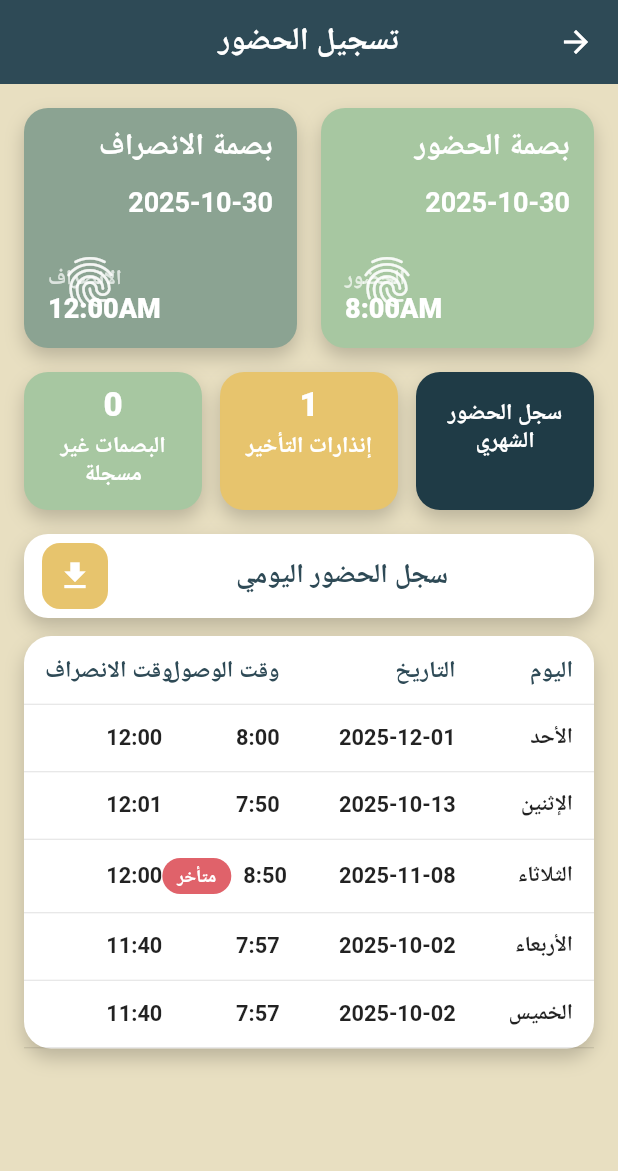
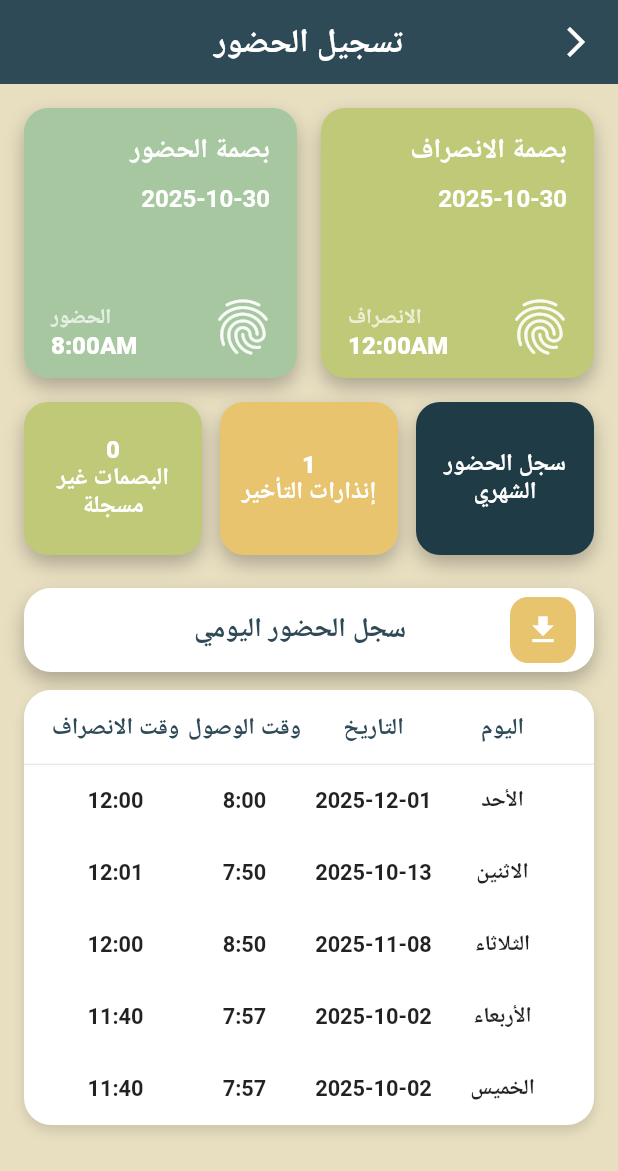
Before and after one commit to kaz-glitch/HRApp, a Flutter app: the AttendanceScreen screen opened directly, on a phone screen of 412 x 824 dp. Shown: the top 1171 px of the screen. Run offline on Flutter 3.47's test engine with Material 3 defaults, Android fonts, the phone set to English and light mode, and no system bars; our stand-ins replace google_fonts; Roboto replaces fonts that are missing (Cairo).

Commit message:
شرح التعديل

```diff
--- a/lib/attendance_screen.dart
+++ b/lib/attendance_screen.dart
@@ -1,4 +1,3 @@
-// attendance_screen.dart
 import 'dart:math' as math;
 import 'package:flutter/material.dart';
 import 'package:google_fonts/google_fonts.dart';
@@ -7,36 +6,42 @@ import 'monthly_attendance_screen.dart';
 class AttendanceScreen extends StatelessWidget {
   const AttendanceScreen({super.key});
 
-  // لوحة ألوان موحدة
+  // ألوان
   static const Color darkBlue = Color(0xFF2E4A56);
-  static const Color beige    = Color(0xFFE8DFC1);
-  static const Color mint     = Color(0xFFA7C7A1); // حضور
-  static const Color olive    = Color(0xFF8BA392); // انصراف (أغمق قليلاً)
-  static const Color navy     = Color(0xFF1F3B46); // السجل الشهري
-  static const Color yellow   = Color(0xFFE7C46D); // إنذارات التأخير
-  static const Color greenLt  = Color(0xFFA7C7A1); // البصمات غير المسجلة
+  static const Color beige = Color(0xFFE8DFC1);
+  static const Color mint = Color(0xFFA7C7A1);
+  static const Color olive = Color(0xFFBFC977);
+  static const Color yellow = Color(0xFFE7C46D);
+  static const Color navy = Color(0xFF1F3B46);
 
   @override
   Widget build(BuildContext context) {
-    final textTheme = GoogleFonts.cairoTextTheme(Theme.of(context).textTheme);
+    // نحدّ من تكبير النص ليبقى التخطيط ثابتًا ولا يحدث Overflow عند تكبير الخط من إعدادات الجهاز
+    final clampedMediaQuery = MediaQuery.of(context).copyWith(
+      textScaler: MediaQuery.of(context).textScaler.clamp(maxScaleFactor: 1.0),
+    );
 
-    return Directionality(
+    return MediaQuery(
+      data: clampedMediaQuery,
+      child: Directionality(
         textDirection: TextDirection.rtl,
         child: Scaffold(
           backgroundColor: beige,
           appBar: AppBar(
             backgroundColor: darkBlue,
+            centerTitle: true,
             elevation: 0,
-          centerTitle: true,
             leading: IconButton(
-            icon: const Icon(Icons.arrow_back, color: Colors.white),
-            onPressed: () => Navigator.maybePop(context),
+              onPressed: () => Navigator.pop(context),
+              icon: const Icon(Icons.arrow_back_ios_new, color: Colors.white),
+              tooltip: 'رجوع',
             ),
             title: Text(
               'تسجيل الحضور',
-            style: textTheme.titleLarge?.copyWith(
+              style: GoogleFonts.cairo(
                 color: Colors.white,
                 fontWeight: FontWeight.w800,
+                fontSize: 22,
               ),
             ),
           ),
@@ -44,9 +49,19 @@ class AttendanceScreen extends StatelessWidget {
             padding: const EdgeInsets.fromLTRB(16, 16, 16, 24),
             child: Column(
               children: [
-              // البطاقات الكبيرة (يمين: الحضور | يسار: الانصراف)
+                // البطاقات الكبيرة
                 Row(
                   children: [
+                    Expanded(
+                      child: _LargeStampCard(
+                        color: olive,
+                        title: 'بصمة الانصراف',
+                        date: '2025-10-30',
+                        timeLabel: 'الانصراف',
+                        time: '12:00AM',
+                      ),
+                    ),
+                    const SizedBox(width: 16),
                     Expanded(
                       child: _LargeStampCard(
                         color: mint,
@@ -56,86 +71,44 @@ class AttendanceScreen extends StatelessWidget {
                         time: '8:00AM',
                       ),
                     ),
-                  const SizedBox(width: 16),
+                  ],
+                ),
+                const SizedBox(height: 16),
+
+                // البطاقات الصغيرة: يسار "السجل الشهري" - وسط "إنذارات" - يمين "غير مسجلة"
+                Row(
+                  children: [
                     Expanded(
-                    child: _LargeStampCard(
-                      color: olive,
-                      title: 'بصمة الانصراف',
-                      date: '2025-10-30',
-                      timeLabel: 'الانصراف',
-                      time: '12:00AM',
+                      child: _SmallCard(
+                        bg: navy,
+                        title: 'سجل الحضور\nالشهري',
+                      ),
+                    ),
+                    const SizedBox(width: 12),
+                    Expanded(
+                      child: _SmallCard(
+                        bg: yellow,
+                        title: '1\nإنذارات التأخير',
+                        textColor: Colors.white,
+                      ),
+                    ),
+                    const SizedBox(width: 12),
+                    Expanded(
+                      child: _SmallCard(
+                        bg: olive,
+                        title: '0\nالبصمات غير\nمسجلة',
+                        textColor: Colors.white,
                       ),
                     ),
                   ],
                 ),
-              const SizedBox(height: 16),
 
-              // البطاقات الصغيرة (السجل الشهري – إنذارات التأخير – البصمات غير المسجلة)
-              Row(
-                children: [
-                  Expanded(
-                    child: _SmallStatCard(
-                      bg: navy,
-                      number: null,
-                      title: 'سجل الحضور\nالشهري',
-                      titleColor: Colors.white,
-                      onTap: () {
-                        Navigator.of(context).push(
-                          MaterialPageRoute(
-                            builder: (_) => const MonthlyAttendanceScreen(),
-                          ),
-                        );
-                      },
-                    ),
-                  ),
-                  const SizedBox(width: 12),
-                  Expanded(
-                    child: _SmallStatCard(
-                      bg: yellow,
-                      number: '1',
-                      title: 'إنذارات التأخير',
-                      titleColor: Colors.white,
-                      onTap: null,
-                    ),
-                  ),
-                  const SizedBox(width: 12),
-                  Expanded(
-                    child: _SmallStatCard(
-                      bg: greenLt,
-                      number: '0',
-                      title: 'البصمات غير\nمسجلة',
-                      titleColor: Colors.white,
-                      onTap: null,
-                    ),
-                  ),
+                const SizedBox(height: 22),
+                const _DailyHeaderBar(),
+                const SizedBox(height: 12),
+                const _DailyTable(),
               ],
             ),
-              const SizedBox(height: 16),
-
-              // شريط عنوان الجدول مع زر تحميل يسار
-              _DailyHeaderBar(
-                title: 'سجل الحضور اليومي',
-                onDownload: () {
-                  ScaffoldMessenger.of(context).showSnackBar(
-                    SnackBar(
-                      content: Text('سيتم تصدير السجل لاحقًا.', style: GoogleFonts.cairo()),
-                    ),
-                  );
-                },
-              ),
-              const SizedBox(height: 12),
-
-              // جدول اليوم
-              _DailyTable(
-                rows: const [
-                  _DailyRow('الأحد',    '2025-12-01', '8:00', '12:00'),
-                  _DailyRow('الإثنين',  '2025-10-13', '7:50', '12:01'),
-                  _DailyRow('الثلاثاء', '2025-11-08', '8:50', '12:00', lateBadge: true),
-                  _DailyRow('الأربعاء', '2025-10-02', '7:57', '11:40'),
-                  _DailyRow('الخميس',  '2025-10-02', '7:57', '11:40'),
-                ],
-              ),
-            ],
           ),
         ),
       ),
@@ -143,7 +116,7 @@ class AttendanceScreen extends StatelessWidget {
   }
 }
 
-/// بطاقة كبيرة للحضور/الانصراف مع أيقونة البصمة أسفل-يسار
+// بطاقة البصمة الكبيرة
 class _LargeStampCard extends StatelessWidget {
   const _LargeStampCard({
     required this.color,
@@ -161,83 +134,72 @@ class _LargeStampCard extends StatelessWidget {
 
   @override
   Widget build(BuildContext context) {
-    // ← اسم المتغير صحيح بحرف W كبير
-    final double cardWidth = math.max(MediaQuery.of(context).size.width / 2 - 24, 160);
+    final double cardWidth =
+        math.max(MediaQuery.of(context).size.width / 2 - 24, 160);
 
     return Container(
       width: cardWidth,
-      height: 160,
+      height: 180, // زيدنا الارتفاع لتجنّب أي Overflow
       decoration: BoxDecoration(
         color: color,
         borderRadius: BorderRadius.circular(16),
         boxShadow: const [
-          // ظل سفلي بسيط مثل التصميم
-          BoxShadow(color: Color(0x33000000), blurRadius: 10, offset: Offset(0, 6)),
+          BoxShadow(color: Colors.black26, blurRadius: 10, offset: Offset(0, 6)),
         ],
       ),
-      padding: const EdgeInsets.all(16),
       child: Stack(
         children: [
-          // النصوص
-          Column(
+          // النصوص العلوية
+          Padding(
+            padding: const EdgeInsets.fromLTRB(18, 16, 18, 16),
+            child: Column(
               crossAxisAlignment: CrossAxisAlignment.start,
               children: [
-              Text(
-                title,
-                style: GoogleFonts.cairo(
-                  color: Colors.white,
-                  fontSize: 20,
-                  fontWeight: FontWeight.w800,
-                  height: 1.1,
-                ),
-              ),
-              const SizedBox(height: 14),
-              Text(
-                date,
+                Text(title,
                     style: GoogleFonts.cairo(
                       color: Colors.white,
                       fontSize: 18,
+                      fontWeight: FontWeight.w800,
+                    )),
+                const SizedBox(height: 10),
+                Text(date,
+                    style: GoogleFonts.cairo(
+                      color: Colors.white,
+                      fontSize: 16,
                       fontWeight: FontWeight.w700,
+                    )),
+              ],
             ),
           ),
-              const Spacer(),
-              Row(
-                children: [
-                  const SizedBox(width: 48), // حجز مساحة لأيقونة البصمة يسار
-                  const Spacer(),
-                  Column(
+
+          // بصمة أسفل اليمين (كما طلبت)
+          Positioned(
+            right: 14,
+            bottom: 12,
+            child: Icon(Icons.fingerprint,
+                size: 44, color: Colors.white.withOpacity(0.92)),
+          ),
+
+          // الوقت أسفل اليسار
+          Positioned(
+            left: 18,
+            bottom: 12,
+            child: Column(
               crossAxisAlignment: CrossAxisAlignment.end,
               children: [
-                      Text(
-                        timeLabel,
+                Text(timeLabel,
                     style: GoogleFonts.cairo(
                       color: Colors.white70,
                       fontSize: 14,
                       fontWeight: FontWeight.w600,
-                        ),
-                      ),
-                      Text(
-                        time,
+                    )),
+                Text(time,
                     style: GoogleFonts.cairo(
                       color: Colors.white,
-                          fontSize: 18,
+                      fontSize: 16,
                       fontWeight: FontWeight.w800,
-                        ),
-                      ),
+                    )),
               ],
-                  ),
-                ],
-              ),
-            ],
-          ),
-          // أيقونة البصمة أسفل-يسار
-          Positioned(
-            left: 8,
-            bottom: 8,
-            child: Icon(
-              Icons.fingerprint,
-              size: 40,
-              color: Colors.white.withOpacity(0.9),
             ),
           ),
         ],
@@ -246,82 +208,50 @@ class _LargeStampCard extends StatelessWidget {
   }
 }
 
-/// بطاقة صغيرة (بدون أي أيقونات إضافية) مع رقم/عنوان بنص أبيض
-class _SmallStatCard extends StatelessWidget {
-  const _SmallStatCard({
+// بطاقة صغيرة
+class _SmallCard extends StatelessWidget {
+  const _SmallCard({
     required this.bg,
     required this.title,
-    this.number,
-    this.titleColor,
-    this.onTap,
+    this.textColor = Colors.white,
   });
 
   final Color bg;
   final String title;
-  final String? number;
-  final Color? titleColor;
-  final VoidCallback? onTap;
+  final Color textColor;
 
   @override
   Widget build(BuildContext context) {
-    final content = Container(
-      constraints: const BoxConstraints(minHeight: 92),
+    return Container(
+      constraints: const BoxConstraints(minHeight: 102), // أعلى قليلًا لتفادي الشريط
       decoration: BoxDecoration(
         color: bg,
         borderRadius: BorderRadius.circular(16),
         boxShadow: const [
-          BoxShadow(color: Color(0x33000000), blurRadius: 10, offset: Offset(0, 6)),
+          BoxShadow(color: Colors.black26, blurRadius: 10, offset: Offset(0, 6)),
         ],
       ),
-      padding: const EdgeInsets.symmetric(horizontal: 14, vertical: 12),
-      child: Column(
-        mainAxisSize: MainAxisSize.min,
-        crossAxisAlignment: CrossAxisAlignment.center,
-        children: [
-          if (number != null)
-            Text(
-              number!,
+      padding: const EdgeInsets.symmetric(horizontal: 12, vertical: 12),
+      child: Center(
+        child: Text(
+          title,
+          textAlign: TextAlign.center,
+          softWrap: true,
           style: GoogleFonts.cairo(
-                color: titleColor ?? Colors.white,
+            color: textColor,
             fontWeight: FontWeight.w800,
-                fontSize: 22,
-                height: 1.0,
+            fontSize: 16,
+            height: 1.2,
           ),
         ),
-          const SizedBox(height: 6),
-          Text(
-            title,
-            textAlign: TextAlign.center,
-            style: GoogleFonts.cairo(
-              color: titleColor ?? Colors.white,
-              fontWeight: FontWeight.w700,
-              fontSize: 15,
-              height: 1.25,
       ),
-          ),
-        ],
-      ),
-    );
-
-    return onTap == null
-        ? content
-        : InkWell(
-            borderRadius: BorderRadius.circular(16),
-            onTap: onTap,
-            child: content,
     );
   }
 }
 
-/// شريط عنوان الجدول مع زر تنزيل أصفر على اليسار
+// الهيدر الأبيض مع زر التحميل على اليسار
 class _DailyHeaderBar extends StatelessWidget {
-  const _DailyHeaderBar({
-    required this.title,
-    required this.onDownload,
-  });
-
-  final String title;
-  final VoidCallback onDownload;
+  const _DailyHeaderBar();
 
   @override
   Widget build(BuildContext context) {
@@ -329,18 +259,28 @@ class _DailyHeaderBar extends StatelessWidget {
       height: 56,
       decoration: BoxDecoration(
         color: Colors.white,
-        borderRadius: BorderRadius.circular(16),
+        borderRadius: BorderRadius.circular(18),
         boxShadow: const [
-          BoxShadow(color: Color(0x33000000), blurRadius: 10, offset: Offset(0, 6)),
+          BoxShadow(color: Colors.black26, blurRadius: 10, offset: Offset(0, 6)),
         ],
       ),
       padding: const EdgeInsets.symmetric(horizontal: 12),
       child: Row(
         children: [
+          Material(
+            color: AttendanceScreen.yellow,
+            borderRadius: BorderRadius.circular(12),
+            child: const SizedBox(
+              width: 44,
+              height: 44,
+              child: Icon(Icons.download, color: Colors.white),
+            ),
+          ),
+          const SizedBox(width: 12),
           Expanded(
             child: Center(
               child: Text(
-                title,
+                'سجل الحضور اليومي',
                 style: GoogleFonts.cairo(
                   color: AttendanceScreen.darkBlue,
                   fontWeight: FontWeight.w800,
@@ -349,29 +289,16 @@ class _DailyHeaderBar extends StatelessWidget {
               ),
             ),
           ),
-          Material(
-            color: AttendanceScreen.yellow,
-            borderRadius: BorderRadius.circular(12),
-            child: InkWell(
-              borderRadius: BorderRadius.circular(12),
-              onTap: onDownload,
-              child: const SizedBox(
-                width: 44,
-                height: 44,
-                child: Icon(Icons.download, color: Colors.white),
-              ),
-            ),
-          ),
+          const SizedBox(width: 44), // موازن بصري للزر الأصفر
         ],
       ),
     );
   }
 }
 
-/// جدول “سجل الحضور اليومي”
+// جدول اليومي
 class _DailyTable extends StatelessWidget {
-  const _DailyTable({required this.rows});
-  final List<_DailyRow> rows;
+  const _DailyTable();
 
   @override
   Widget build(BuildContext context) {
@@ -380,100 +307,69 @@ class _DailyTable extends StatelessWidget {
         color: Colors.white,
         borderRadius: BorderRadius.circular(18),
         boxShadow: const [
-          BoxShadow(color: Color(0x33000000), blurRadius: 10, offset: Offset(0, 6)),
+          BoxShadow(color: Colors.black12, blurRadius: 6, offset: Offset(0, 4)),
         ],
       ),
       child: Column(
         children: [
-          _tableHeader(),
+          _header(),
           const Divider(height: 1),
-          for (final r in rows) _tableRow(r),
+          _row('الأحد', '2025-12-01', '8:00', '12:00'),
+          _row('الاثنين', '2025-10-13', '7:50', '12:01'),
+          _row('الثلاثاء', '2025-11-08', '8:50', '12:00'),
+          _row('الأربعاء', '2025-10-02', '7:57', '11:40'),
+          _row('الخميس', '2025-10-02', '7:57', '11:40'),
         ],
       ),
     );
   }
 
-  Widget _tableHeader() {
+  Widget _header() {
     return Padding(
-      padding: const EdgeInsets.symmetric(horizontal: 14, vertical: 12),
+      padding: const EdgeInsets.symmetric(horizontal: 18, vertical: 14),
       child: Row(
-        children: [
-          _cell('اليوم', flex: 2, header: true),
-          _cell('التاريخ', flex: 3, header: true),
-          _cell('وقت الوصول', flex: 2, header: true),
-          _cell('وقت الانصراف', flex: 2, header: true),
+        children: const [
+          _Cell('اليوم', header: true),
+          _Cell('التاريخ', header: true),
+          _Cell('وقت الوصول', header: true),
+          _Cell('وقت الانصراف', header: true),
         ],
       ),
     );
   }
 
-  Widget _tableRow(_DailyRow r) {
-    return Column(
-      children: [
-        Padding(
-          padding: const EdgeInsets.symmetric(horizontal: 14, vertical: 12),
+  Widget _row(String d, String dt, String a, String l) {
+    return Padding(
+      padding: const EdgeInsets.symmetric(horizontal: 18, vertical: 14),
       child: Row(
         children: [
-              _cell(r.day,   flex: 2),
-              _cell(r.date,  flex: 3),
-              _cell(
-                r.arrive,
-                flex: 2,
-                trailing: r.lateBadge
-                    ? Container(
-                        padding: const EdgeInsets.symmetric(horizontal: 10, vertical: 4),
-                        decoration: BoxDecoration(
-                          color: const Color(0xFFE0626A),
-                          borderRadius: BorderRadius.circular(12),
-                        ),
-                        child: Text(
-                          'متأخر',
-                          style: GoogleFonts.cairo(
-                            color: Colors.white,
-                            fontSize: 12,
-                            fontWeight: FontWeight.w800,
-                          ),
-                        ),
-                      )
-                    : null,
-              ),
-              _cell(r.leave, flex: 2),
-            ],
-          ),
-        ),
-        const Divider(height: 1),
-      ],
-    );
-  }
-
-  Widget _cell(String text, {int flex = 1, bool header = false, Widget? trailing}) {
-    return Expanded(
-      flex: flex,
-      child: Row(
-        children: [
-          Text(
-            text,
-            style: GoogleFonts.cairo(
-              fontWeight: header ? FontWeight.w800 : FontWeight.w600,
-              color: header ? AttendanceScreen.darkBlue : Colors.black87,
-              fontSize: header ? 15.5 : 14.5,
-            ),
-          ),
-          if (trailing != null) ...[
-            const SizedBox(width: 8),
-            trailing,
-          ],
+          _Cell(d),
+          _Cell(dt),
+          _Cell(a),
+          _Cell(l),
         ],
       ),
     );
   }
 }
 
-class _DailyRow {
-  const _DailyRow(this.day, this.date, this.arrive, this.leave, {this.lateBadge = false});
-  final String day;
-  final String date;
-  final String arrive;
-  final String leave;
-  final bool lateBadge;
+class _Cell extends StatelessWidget {
+  const _Cell(this.text, {this.header = false});
+  final String text;
+  final bool header;
+
+  @override
+  Widget build(BuildContext context) {
+    return Expanded(
+      child: Text(
+        text,
+        textAlign: TextAlign.center,
+        style: GoogleFonts.cairo(
+          fontWeight: header ? FontWeight.w800 : FontWeight.w600,
+          fontSize: header ? 15.5 : 14.5,
+          color: header ? AttendanceScreen.darkBlue : Colors.black87,
+        ),
+      ),
+    );
   }
+}
```
Lines whose indentation alone changed are shown as unchanged.
